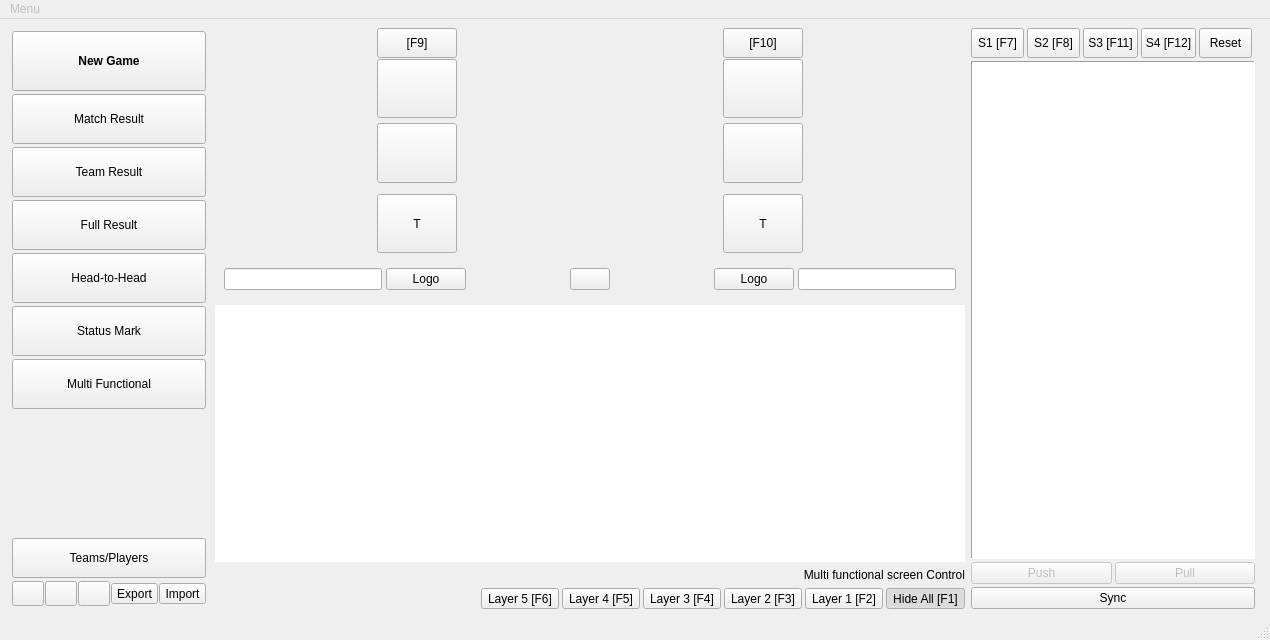
Old version of the form mainwindow.ui in the repository xiaoyuanyangxu/sportroom-qt.
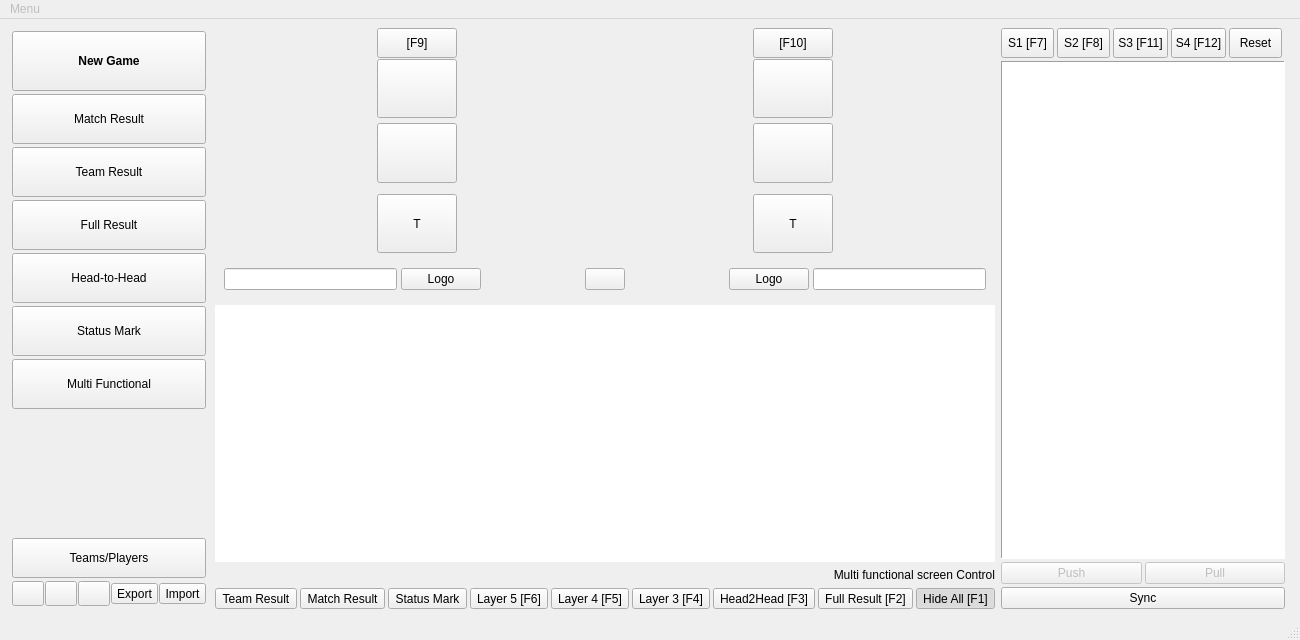
New version of the form. Icons and pictures are not drawn. Custom widgets are drawn as their Qt base class.

```diff
--- a/mainwindow.ui
+++ b/mainwindow.ui
@@ -1201,6 +1201,9 @@
              <property name="spacing">
               <number>3</number>
              </property>
+             <property name="leftMargin">
+              <number>0</number>
+             </property>
              <property name="topMargin">
               <number>0</number>
              </property>
@@ -1210,6 +1213,75 @@
              <property name="bottomMargin">
               <number>0</number>
              </property>
+             <item>
+              <widget class="QToolButton" name="teamResultToolButton">
+               <property name="text">
+                <string>Team Result</string>
+               </property>
+               <property name="icon">
+                <iconset resource="images.qrc">
+                 <normaloff>:/images/table_tennis.png</normaloff>:/images/table_tennis.png</iconset>
+               </property>
+               <property name="iconSize">
+                <size>
+                 <width>24</width>
+                 <height>24</height>
+                </size>
+               </property>
+               <property name="checkable">
+                <bool>true</bool>
+               </property>
+               <property name="toolButtonStyle">
+                <enum>Qt::ToolButtonTextUnderIcon</enum>
+               </property>
+              </widget>
+             </item>
+             <item>
+              <widget class="QToolButton" name="matchResultToolButton">
+               <property name="text">
+                <string>Match Result</string>
+               </property>
+               <property name="icon">
+                <iconset resource="images.qrc">
+                 <normaloff>:/images/dashboard.png</normaloff>:/images/dashboard.png</iconset>
+               </property>
+               <property name="iconSize">
+                <size>
+                 <width>24</width>
+                 <height>24</height>
+                </size>
+               </property>
+               <property name="checkable">
+                <bool>true</bool>
+               </property>
+               <property name="toolButtonStyle">
+                <enum>Qt::ToolButtonTextUnderIcon</enum>
+               </property>
+              </widget>
+             </item>
+             <item>
+              <widget class="QToolButton" name="statusMarkToolButton">
+               <property name="text">
+                <string>Status Mark</string>
+               </property>
+               <property name="icon">
+                <iconset resource="images.qrc">
+                 <normaloff>:/images/loading_dots.gif</normaloff>:/images/loading_dots.gif</iconset>
+               </property>
+               <property name="iconSize">
+                <size>
+                 <width>24</width>
+                 <height>24</height>
+                </size>
+               </property>
+               <property name="checkable">
+                <bool>true</bool>
+               </property>
+               <property name="toolButtonStyle">
+                <enum>Qt::ToolButtonTextUnderIcon</enum>
+               </property>
+              </widget>
+             </item>
              <item>
               <spacer name="horizontalSpacer_6">
                <property name="orientation">
@@ -1304,7 +1376,7 @@
              <item>
               <widget class="QToolButton" name="layer2ToolButton">
                <property name="text">
-                <string>Layer 2 [F3]</string>
+                <string>Head2Head [F3]</string>
                </property>
                <property name="icon">
                 <iconset resource="images.qrc">
@@ -1333,7 +1405,7 @@
                 <string notr="true">QToolButton:selected { background-color: rgb(255, 255, 0); }</string>
                </property>
                <property name="text">
-                <string>Layer 1 [F2]</string>
+                <string>Full Result [F2]</string>
                </property>
                <property name="icon">
                 <iconset resource="images.qrc">
```
